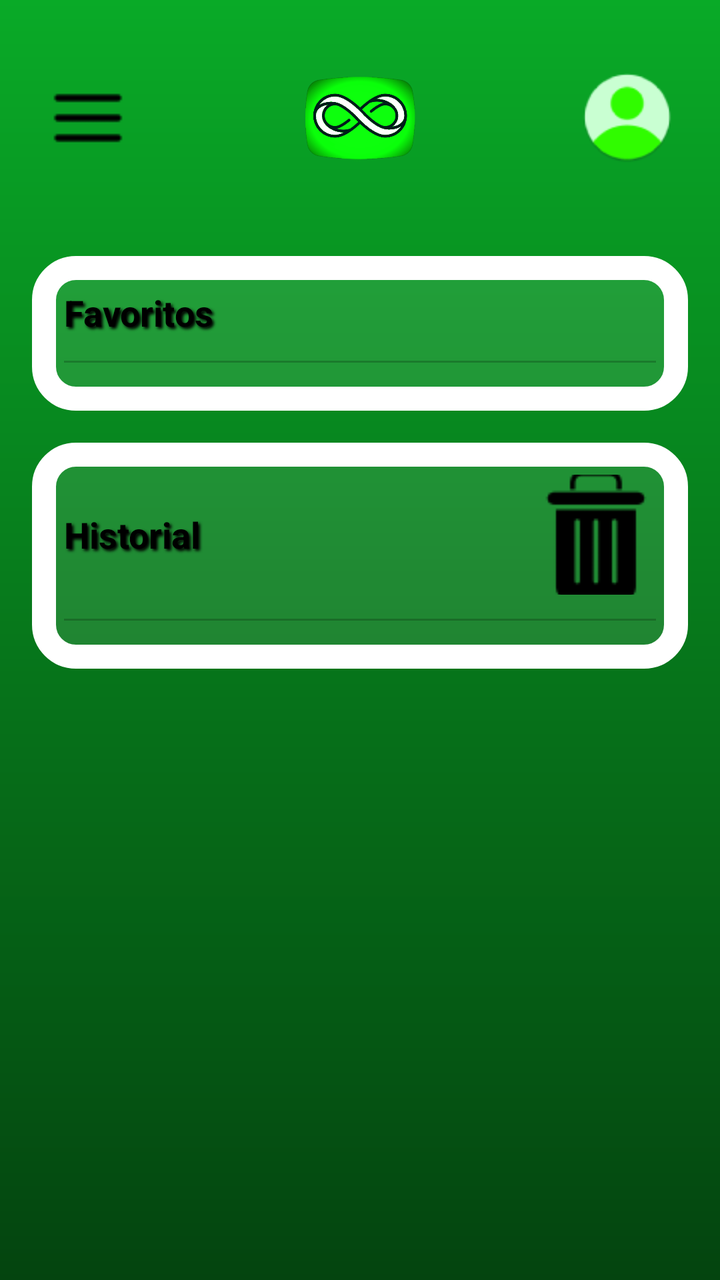
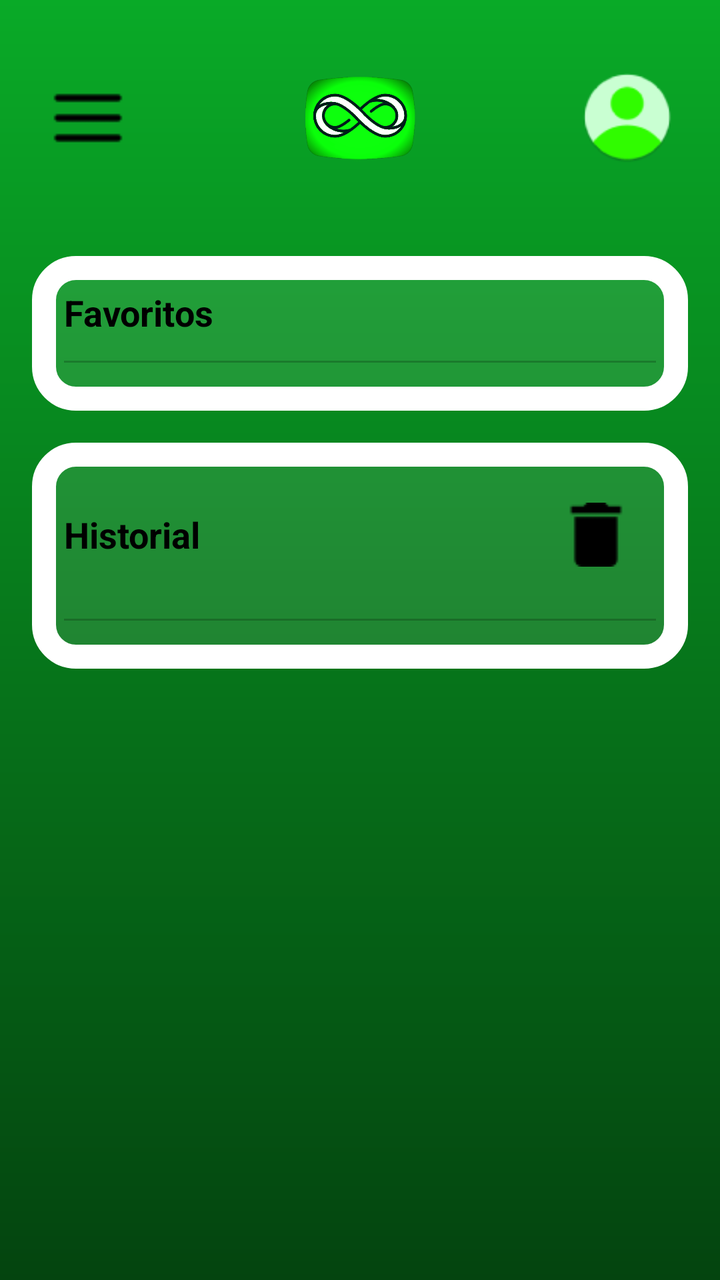

An Android layout rendered at two revisions. The XML below is the earlier revision; the diff shows what the commit changed to produce the second picture.
<!-- AndroidManifest.xml: application theme Theme.LoopTube -->
<!-- res/layout/favoritos_historial.xml -->
<?xml version="1.0" encoding="utf-8"?>
<ScrollView xmlns:android="http://schemas.android.com/apk/res/android"
    xmlns:app="http://schemas.android.com/apk/res-auto"
    android:layout_width="match_parent"
    android:layout_height="match_parent"
    android:background="@drawable/gradiente_verde"
    android:fillViewport="true">

    <LinearLayout
        android:layout_width="match_parent"
        android:layout_height="wrap_content"
        android:orientation="vertical"
        android:padding="16dp">

        
        <androidx.constraintlayout.widget.ConstraintLayout
            android:id="@+id/header"
            android:layout_width="match_parent"
            android:layout_height="wrap_content"
            android:padding="8dp">

            <ImageButton
                android:id="@+id/btnMenu"
                android:layout_width="40dp"
                android:layout_height="40dp"
                android:src="@drawable/ic_menu"
                android:background="@null"
                app:tint="#000000"
                app:layout_constraintStart_toStartOf="parent"
                app:layout_constraintTop_toTopOf="parent"
                app:layout_constraintBottom_toBottomOf="parent"/>

            <ImageView
                android:id="@+id/logoApp"
                android:layout_width="70dp"
                android:layout_height="70dp"
                android:src="@drawable/looptubeicon"
                app:layout_constraintTop_toTopOf="parent"
                app:layout_constraintBottom_toBottomOf="parent"
                app:layout_constraintStart_toStartOf="parent"
                app:layout_constraintEnd_toEndOf="parent"/>

            <ImageButton
                android:id="@+id/btnPerfil"
                android:layout_width="45dp"
                android:layout_height="45dp"
                android:background="@drawable/circle_background"
                android:scaleType="centerInside"
                app:tint="@android:color/white"
                app:layout_constraintEnd_toEndOf="parent"
                app:layout_constraintTop_toTopOf="parent"
                app:layout_constraintBottom_toBottomOf="parent"/>
        </androidx.constraintlayout.widget.ConstraintLayout>

        
        <View
            android:layout_width="match_parent"
            android:layout_height="10dp"
            android:background="@android:color/transparent"/>

        
        <LinearLayout
            android:id="@+id/layoutFavoritos"
            android:layout_width="match_parent"
            android:layout_height="wrap_content"
            android:layout_marginTop="16dp"
            android:background="@drawable/fondo_formulario"
            android:orientation="vertical"
            android:elevation="4dp"
            android:padding="16dp">

            <LinearLayout
                android:layout_width="match_parent"
                android:layout_height="wrap_content"
                android:orientation="horizontal"
                android:gravity="center_vertical"
                android:layout_marginBottom="4dp">

                <TextView
                    android:id="@+id/tvFavTitle"
                    android:layout_width="0dp"
                    android:layout_height="wrap_content"
                    android:layout_weight="1"
                    android:text="Favoritos"
                    android:textColor="#000000"
                    android:textStyle="bold"
                    android:textSize="18sp"
                    android:shadowColor="#000000"
                    android:shadowDx="3"
                    android:shadowDy="3"
                    android:shadowRadius="3"/>
            </LinearLayout>

            <View
                android:layout_width="match_parent"
                android:layout_height="1dp"
                android:layout_marginTop="8dp"
                android:layout_marginBottom="8dp"
                android:background="#33000000"/>

            <androidx.recyclerview.widget.RecyclerView
                android:id="@+id/rvFavoritos"
                android:layout_width="match_parent"
                android:layout_height="wrap_content"
                android:nestedScrollingEnabled="false"/>
        </LinearLayout>

        
        <LinearLayout
            android:id="@+id/layoutHistorial"
            android:layout_width="match_parent"
            android:layout_height="wrap_content"
            android:layout_marginTop="16dp"
            android:background="@drawable/fondo_formulario"
            android:orientation="vertical"
            android:elevation="4dp"
            android:padding="16dp">

            <LinearLayout
                android:layout_width="match_parent"
                android:layout_height="wrap_content"
                android:orientation="horizontal"
                android:gravity="center_vertical"
                android:layout_marginBottom="4dp">

                <TextView
                    android:id="@+id/tvHistTitle"
                    android:layout_width="0dp"
                    android:layout_height="wrap_content"
                    android:layout_weight="1"
                    android:text="Historial"
                    android:textColor="#000000"
                    android:textStyle="bold"
                    android:textSize="18sp"
                    android:shadowColor="#000000"
                    android:shadowDx="3"
                    android:shadowDy="3"
                    android:shadowRadius="3"/>

                <ImageButton
                    android:id="@+id/btnBorrarHistorial"
                    android:layout_width="60dp"
                    android:layout_height="60dp"
                    android:background="@android:color/transparent"
                    android:src="@drawable/ic_delete"
                    android:contentDescription="Borrar historial"/>
            </LinearLayout>

            <View
                android:layout_width="match_parent"
                android:layout_height="1dp"
                android:layout_marginTop="8dp"
                android:layout_marginBottom="8dp"
                android:background="#33000000"/>

            <androidx.recyclerview.widget.RecyclerView
                android:id="@+id/rvHistorial"
                android:layout_width="match_parent"
                android:layout_height="wrap_content"
                android:nestedScrollingEnabled="false"/>
        </LinearLayout>

    </LinearLayout>
</ScrollView>
<!-- resources referenced by this layout -->
<resources>
  <!-- drawable circle_background: png bitmap (drawable, 2626 bytes) -->
  <!-- drawable fondo_formulario (drawable) -->
  <?xml version="1.0" encoding="utf-8"?>
  <shape xmlns:android="http://schemas.android.com/apk/res/android">
      <solid android:color="#1AFFFFFF" />
  
      <stroke
          android:width="12dp"
          android:color="#FFFFFF" />
  
      <corners android:radius="16dp" />
  </shape>
  <!-- drawable gradiente_verde (drawable) -->
  <?xml version="1.0" encoding="utf-8"?>
  <shape xmlns:android="http://schemas.android.com/apk/res/android">
      <gradient
          android:startColor="#09AA27"
          android:endColor="#04440F"
          android:angle="270"/>
  </shape>
  <!-- drawable ic_delete: png bitmap (drawable, 854 bytes) -->
  <!-- drawable ic_menu: png bitmap (drawable, 234 bytes) -->
  <!-- drawable looptubeicon: png bitmap (drawable, 60182 bytes) -->
  <style name="Theme.LoopTube" parent="Base.Theme.LoopTube" />
  <style name="Base.Theme.LoopTube" parent="Theme.Material3.DayNight.NoActionBar">
          
          
      </style>
</resources>

<!-- the commit's change to res/layout/favoritos_historial.xml (unified diff, before → after) -->
@@ -1,164 +1,168 @@
-<?xml version="1.0" encoding="utf-8"?>
-<ScrollView xmlns:android="http://schemas.android.com/apk/res/android"
+<androidx.drawerlayout.widget.DrawerLayout xmlns:android="http://schemas.android.com/apk/res/android"
     xmlns:app="http://schemas.android.com/apk/res-auto"
+    android:id="@+id/drawerLayout"
     android:layout_width="match_parent"
-    android:layout_height="match_parent"
-    android:background="@drawable/gradiente_verde"
-    android:fillViewport="true">
+    android:layout_height="match_parent">
 
-    <LinearLayout
+    
+    <androidx.core.widget.NestedScrollView
         android:layout_width="match_parent"
-        android:layout_height="wrap_content"
-        android:orientation="vertical"
-        android:padding="16dp">
+        android:layout_height="match_parent"
+        android:background="@drawable/gradiente_verde"
+        android:fillViewport="true">
 
-        
-        <androidx.constraintlayout.widget.ConstraintLayout
-            android:id="@+id/header"
+        <LinearLayout
             android:layout_width="match_parent"
             android:layout_height="wrap_content"
-            android:padding="8dp">
-
-            <ImageButton
-                android:id="@+id/btnMenu"
-                android:layout_width="40dp"
-                android:layout_height="40dp"
-                android:src="@drawable/ic_menu"
-                android:background="@null"
-                app:tint="#000000"
-                app:layout_constraintStart_toStartOf="parent"
-                app:layout_constraintTop_toTopOf="parent"
-                app:layout_constraintBottom_toBottomOf="parent"/>
-
-            <ImageView
-                android:id="@+id/logoApp"
-                android:layout_width="70dp"
-                android:layout_height="70dp"
-                android:src="@drawable/looptubeicon"
-                app:layout_constraintTop_toTopOf="parent"
-                app:layout_constraintBottom_toBottomOf="parent"
-                app:layout_constraintStart_toStartOf="parent"
-                app:layout_constraintEnd_toEndOf="parent"/>
-
-            <ImageButton
-                android:id="@+id/btnPerfil"
-                android:layout_width="45dp"
-                android:layout_height="45dp"
-                android:background="@drawable/circle_background"
-                android:scaleType="centerInside"
-                app:tint="@android:color/white"
-                app:layout_constraintEnd_toEndOf="parent"
-                app:layout_constraintTop_toTopOf="parent"
-                app:layout_constraintBottom_toBottomOf="parent"/>
-        </androidx.constraintlayout.widget.ConstraintLayout>
-
-        
-        <View
-            android:layout_width="match_parent"
-            android:layout_height="10dp"
-            android:background="@android:color/transparent"/>
-
-        
-        <LinearLayout
-            android:id="@+id/layoutFavoritos"
-            android:layout_width="match_parent"
-            android:layout_height="wrap_content"
-            android:layout_marginTop="16dp"
-            android:background="@drawable/fondo_formulario"
             android:orientation="vertical"
-            android:elevation="4dp"
             android:padding="16dp">
 
-            <LinearLayout
+            
+            <androidx.constraintlayout.widget.ConstraintLayout
+                android:id="@+id/header"
                 android:layout_width="match_parent"
                 android:layout_height="wrap_content"
-                android:orientation="horizontal"
-                android:gravity="center_vertical"
-                android:layout_marginBottom="4dp">
+                android:padding="8dp">
 
-                <TextView
-                    android:id="@+id/tvFavTitle"
-                    android:layout_width="0dp"
-                    android:layout_height="wrap_content"
-                    android:layout_weight="1"
-                    android:text="Favoritos"
-                    android:textColor="#000000"
-                    android:textStyle="bold"
-                    android:textSize="18sp"
-                    android:shadowColor="#000000"
-                    android:shadowDx="3"
-                    android:shadowDy="3"
-                    android:shadowRadius="3"/>
-            </LinearLayout>
+                <ImageButton
+                    android:id="@+id/btnMenu"
+                    android:layout_width="40dp"
+                    android:layout_height="40dp"
+                    android:src="@drawable/ic_menu"
+                    android:background="@null"
+                    app:tint="#000000"
+                    app:layout_constraintStart_toStartOf="parent"
+                    app:layout_constraintTop_toTopOf="parent"
+                    app:layout_constraintBottom_toBottomOf="parent"/>
+
+                <ImageView
+                    android:id="@+id/logoApp"
+                    android:layout_width="70dp"
+                    android:layout_height="70dp"
+                    android:src="@drawable/looptubeicon"
+                    app:layout_constraintTop_toTopOf="parent"
+                    app:layout_constraintBottom_toBottomOf="parent"
+                    app:layout_constraintStart_toStartOf="parent"
+                    app:layout_constraintEnd_toEndOf="parent"/>
+
+                <ImageButton
+                    android:id="@+id/btnPerfil"
+                    android:layout_width="45dp"
+                    android:layout_height="45dp"
+                    android:background="@drawable/circle_background"
+                    android:scaleType="centerInside"
+                    app:tint="@android:color/white"
+                    app:layout_constraintEnd_toEndOf="parent"
+                    app:layout_constraintTop_toTopOf="parent"
+                    app:layout_constraintBottom_toBottomOf="parent"/>
+            </androidx.constraintlayout.widget.ConstraintLayout>
 
             <View
                 android:layout_width="match_parent"
-                android:layout_height="1dp"
-                android:layout_marginTop="8dp"
-                android:layout_marginBottom="8dp"
-                android:background="#33000000"/>
+                android:layout_height="10dp"
+                android:background="@android:color/transparent"/>
 
-            <androidx.recyclerview.widget.RecyclerView
-                android:id="@+id/rvFavoritos"
+            
+            <LinearLayout
+                android:id="@+id/layoutFavoritos"
                 android:layout_width="match_parent"
                 android:layout_height="wrap_content"
-                android:nestedScrollingEnabled="false"/>
-        </LinearLayout>
+                android:layout_marginTop="16dp"
+                android:background="@drawable/fondo_formulario"
+                android:orientation="vertical"
+                android:elevation="4dp"
+                android:padding="16dp">
 
-        
-        <LinearLayout
-            android:id="@+id/layoutHistorial"
-            android:layout_width="match_parent"
-            android:layout_height="wrap_content"
-            android:layout_marginTop="16dp"
-            android:background="@drawable/fondo_formulario"
-            android:orientation="vertical"
-            android:elevation="4dp"
-            android:padding="16dp">
+                <LinearLayout
+                    android:layout_width="match_parent"
+                    android:layout_height="wrap_content"
+                    android:orientation="horizontal"
+                    android:gravity="center_vertical"
+                    android:layout_marginBottom="4dp">
 
+                    <TextView
+                        android:id="@+id/tvFavTitle"
+                        android:layout_width="0dp"
+                        android:layout_height="wrap_content"
+                        android:layout_weight="1"
+                        android:text="Favoritos"
+                        android:textColor="#000000"
+                        android:textStyle="bold"
+                        android:textSize="18sp"/>
+                </LinearLayout>
+
+                <View
+                    android:layout_width="match_parent"
+                    android:layout_height="1dp"
+                    android:layout_marginTop="8dp"
+                    android:layout_marginBottom="8dp"
+                    android:background="#33000000"/>
+
+                <androidx.recyclerview.widget.RecyclerView
+                    android:id="@+id/rvFavoritos"
+                    android:layout_width="match_parent"
+                    android:layout_height="wrap_content"
+                    android:nestedScrollingEnabled="false"/>
+            </LinearLayout>
+
+            
             <LinearLayout
+                android:id="@+id/layoutHistorial"
                 android:layout_width="match_parent"
                 android:layout_height="wrap_content"
-                android:orientation="horizontal"
-                android:gravity="center_vertical"
-                android:layout_marginBottom="4dp">
+                android:layout_marginTop="16dp"
+                android:background="@drawable/fondo_formulario"
+                android:orientation="vertical"
+                android:elevation="4dp"
+                android:padding="16dp">
 
-                <TextView
-                    android:id="@+id/tvHistTitle"
-                    android:layout_width="0dp"
+                <LinearLayout
+                    android:layout_width="match_parent"
                     android:layout_height="wrap_content"
-                    android:layout_weight="1"
-                    android:text="Historial"
-                    android:textColor="#000000"
-                    android:textStyle="bold"
-                    android:textSize="18sp"
-                    android:shadowColor="#000000"
-                    android:shadowDx="3"
-                    android:shadowDy="3"
-                    android:shadowRadius="3"/>
+                    android:orientation="horizontal"
+                    android:gravity="center_vertical"
+                    android:layout_marginBottom="4dp">
 
-                <ImageButton
-                    android:id="@+id/btnBorrarHistorial"
-                    android:layout_width="60dp"
-                    android:layout_height="60dp"
-                    android:background="@android:color/transparent"
-                    android:src="@drawable/ic_delete"
-                    android:contentDescription="Borrar historial"/>
+                    <TextView
+                        android:id="@+id/tvHistTitle"
+                        android:layout_width="0dp"
+                        android:layout_height="wrap_content"
+                        android:layout_weight="1"
+                        android:text="Historial"
+                        android:textColor="#000000"
+                        android:textStyle="bold"
+                        android:textSize="18sp"/>
+
+                    <ImageButton
+                        android:id="@+id/btnBorrarHistorial"
+                        android:layout_width="60dp"
+                        android:layout_height="60dp"
+                        android:background="@android:color/transparent"
+                        android:src="@drawable/ic_delete"/>
+                </LinearLayout>
+
+                <View
+                    android:layout_width="match_parent"
+                    android:layout_height="1dp"
+                    android:layout_marginTop="8dp"
+                    android:layout_marginBottom="8dp"
+                    android:background="#33000000"/>
+
+                <androidx.recyclerview.widget.RecyclerView
+                    android:id="@+id/rvHistorial"
+                    android:layout_width="match_parent"
+                    android:layout_height="wrap_content"
+                    android:nestedScrollingEnabled="false"/>
             </LinearLayout>
 
-            <View
-                android:layout_width="match_parent"
-                android:layout_height="1dp"
-                android:layout_marginTop="8dp"
-                android:layout_marginBottom="8dp"
-                android:background="#33000000"/>
+        </LinearLayout>
+    </androidx.core.widget.NestedScrollView>
 
-            <androidx.recyclerview.widget.RecyclerView
-                android:id="@+id/rvHistorial"
-                android:layout_width="match_parent"
-                android:layout_height="wrap_content"
-                android:nestedScrollingEnabled="false"/>
-        </LinearLayout>
-
-    </LinearLayout>
-</ScrollView>
+    
+    <com.google.android.material.navigation.NavigationView
+        android:id="@+id/navigationView"
+        android:layout_width="280dp"
+        android:layout_height="match_parent"
+        android:layout_gravity="start"
+        app:menu="@menu/menu_lateral" />
+</androidx.drawerlayout.widget.DrawerLayout>
<!-- resource entries referenced after the edit -->
@@ -20,7 +20,7 @@
           android:endColor="#04440F"
           android:angle="270"/>
   </shape>
-  <!-- drawable ic_delete: png bitmap (drawable, 854 bytes) -->
+  <!-- drawable ic_delete: png bitmap (drawable, 315 bytes) -->
   <!-- drawable ic_menu: png bitmap (drawable, 234 bytes) -->
   <!-- drawable looptubeicon: png bitmap (drawable, 60182 bytes) -->
   <style name="Theme.LoopTube" parent="Base.Theme.LoopTube" />
